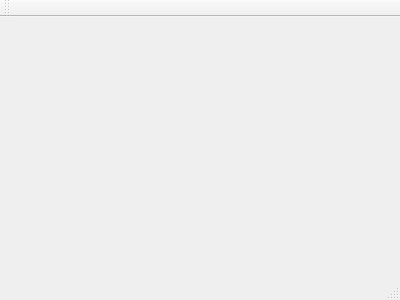
The window that controlPC/ControlPCPT/mainwindow.ui (simachewh/climateChamber) describes before a commit, drawn with Qt 5.
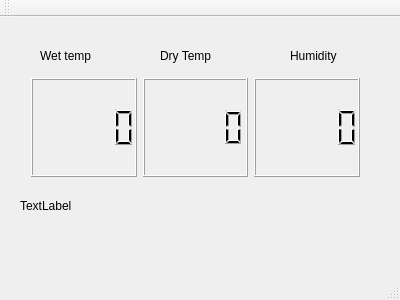
The same window after the commit.

Commit message: layouts added? looks like use of git is confusing me

```diff
--- a/controlPC/ControlPCPT/mainwindow.ui
+++ b/controlPC/ControlPCPT/mainwindow.ui
@@ -12,13 +12,135 @@
   <property name="windowTitle" >
    <string>MainWindow</string>
   </property>
-  <widget class="QMenuBar" name="menuBar" />
-  <widget class="QToolBar" name="mainToolBar" />
-  <widget class="QWidget" name="centralWidget" />
-  <widget class="QStatusBar" name="statusBar" />
+  <widget class="QWidget" name="centralWidget">
+   <widget class="QLabel" name="label">
+    <property name="geometry">
+     <rect>
+      <x>40</x>
+      <y>30</y>
+      <width>67</width>
+      <height>17</height>
+     </rect>
+    </property>
+    <property name="text">
+     <string>Wet temp</string>
+    </property>
+   </widget>
+   <widget class="QLabel" name="label_2">
+    <property name="geometry">
+     <rect>
+      <x>160</x>
+      <y>30</y>
+      <width>67</width>
+      <height>17</height>
+     </rect>
+    </property>
+    <property name="text">
+     <string>Dry Temp</string>
+    </property>
+   </widget>
+   <widget class="QLabel" name="label_3">
+    <property name="geometry">
+     <rect>
+      <x>290</x>
+      <y>30</y>
+      <width>67</width>
+      <height>17</height>
+     </rect>
+    </property>
+    <property name="text">
+     <string>Humidity</string>
+    </property>
+   </widget>
+   <widget class="QWidget" name="layoutWidget">
+    <property name="geometry">
+     <rect>
+      <x>20</x>
+      <y>50</y>
+      <width>351</width>
+      <height>121</height>
+     </rect>
+    </property>
+    <layout class="QHBoxLayout" name="horizontalLayout">
+     <item>
+      <widget class="QLCDNumber" name="drTemplcdNumber">
+       <property name="font">
+        <font>
+         <pointsize>15</pointsize>
+         <weight>75</weight>
+         <bold>true</bold>
+        </font>
+       </property>
+       <property name="frameShape">
+        <enum>QFrame::Box</enum>
+       </property>
+      </widget>
+     </item>
+     <item>
+      <widget class="QLCDNumber" name="wetTemplcdNumber">
+       <property name="font">
+        <font>
+         <pointsize>15</pointsize>
+         <weight>75</weight>
+         <bold>true</bold>
+        </font>
+       </property>
+       <property name="frameShape">
+        <enum>QFrame::Box</enum>
+       </property>
+      </widget>
+     </item>
+     <item>
+      <widget class="QLCDNumber" name="humiditylcdNumber">
+       <property name="font">
+        <font>
+         <pointsize>15</pointsize>
+         <weight>75</weight>
+         <bold>true</bold>
+        </font>
+       </property>
+       <property name="frameShape">
+        <enum>QFrame::Box</enum>
+       </property>
+      </widget>
+     </item>
+    </layout>
+   </widget>
+   <widget class="QLabel" name="testLabel">
+    <property name="geometry">
+     <rect>
+      <x>20</x>
+      <y>180</y>
+      <width>67</width>
+      <height>17</height>
+     </rect>
+    </property>
+    <property name="text">
+     <string>TextLabel</string>
+    </property>
+   </widget>
+  </widget>
+  <widget class="QMenuBar" name="menuBar">
+   <property name="geometry">
+    <rect>
+     <x>0</x>
+     <y>0</y>
+     <width>400</width>
+     <height>25</height>
+    </rect>
+   </property>
+  </widget>
+  <widget class="QToolBar" name="mainToolBar">
+   <attribute name="toolBarArea">
+    <enum>TopToolBarArea</enum>
+   </attribute>
+   <attribute name="toolBarBreak">
+    <bool>false</bool>
+   </attribute>
+  </widget>
+  <widget class="QStatusBar" name="statusBar"/>
  </widget>
- <layoutDefault spacing="6" margin="11" />
- <pixmapfunction></pixmapfunction>
+ <layoutdefault spacing="6" margin="11"/>
  <resources/>
  <connections/>
 </ui>
```
Left out of the diff: 7 changed lines with no effect on the pictures. The commit also changes 24 other files.
